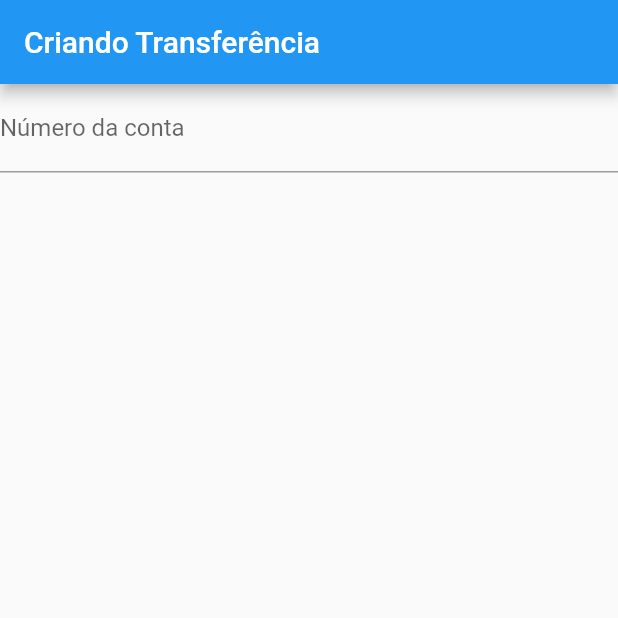
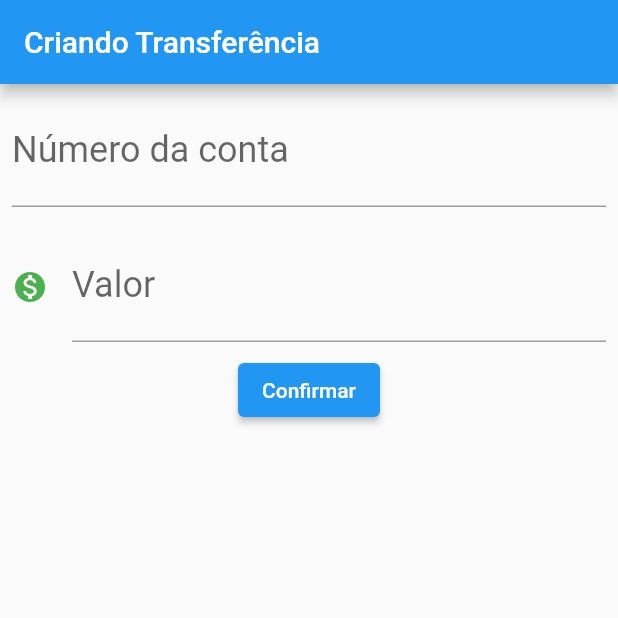
Before and after one commit to JoaoMiguelv/bank_flutter, a Flutter app: the screen it shows after launch, on a phone screen of 412 x 824 dp, the top half of it. Run offline on Flutter 3.47's test engine with Material 2 defaults, Android fonts, the phone set to English and light mode, and no system bars.

Commit message:
controlador transferencia

```diff
--- a/lib/main.dart
+++ b/lib/main.dart
@@ -17,19 +17,60 @@ class BankApp extends StatelessWidget {
 }
 
 class FomularioTransferencia extends StatelessWidget {
+  final TextEditingController _controladorCampoNumeroConta =
+      TextEditingController();
+
+  final TextEditingController _controladorCampoValor = TextEditingController();
+
   @override
   Widget build(BuildContext context) {
     return Scaffold(
       appBar: AppBar(
         title: const Text('Criando Transferência'),
       ),
-      body: const Column(
+      body: Column(
         children: [
-          TextField(
-            decoration: InputDecoration(
-              labelText: 'Número da conta',
-              hintText: '0000',
+          Padding(
+            padding: EdgeInsets.all(8.0),
+            child: TextField(
+              controller: _controladorCampoNumeroConta,
+              style: TextStyle(
+                fontSize: 24.0,
+              ),
+              decoration: InputDecoration(
+                labelText: 'Número da conta',
+                hintText: '0000',
+              ),
+              keyboardType: TextInputType.number,
             ),
+          ),
+          Padding(
+            padding: EdgeInsets.all(8.0),
+            child: TextField(
+              controller: _controladorCampoValor,
+              style: TextStyle(
+                fontSize: 24.0,
+              ),
+              decoration: InputDecoration(
+                icon: Icon(
+                  Icons.monetization_on,
+                  color: Colors.green,
+                ),
+                labelText: 'Valor',
+                hintText: '0.00',
+              ),
+              keyboardType: TextInputType.number,
+            ),
+          ),
+          ElevatedButton(
+            onPressed: () {
+              final int numeroConta =
+                  int.parse(_controladorCampoNumeroConta.text);
+              final double valor = double.parse(_controladorCampoValor.text);
+
+              Transferencia(valor, numeroConta);
+            },
+            child: const Text('Confirmar'),
           ),
         ],
       ),
```
